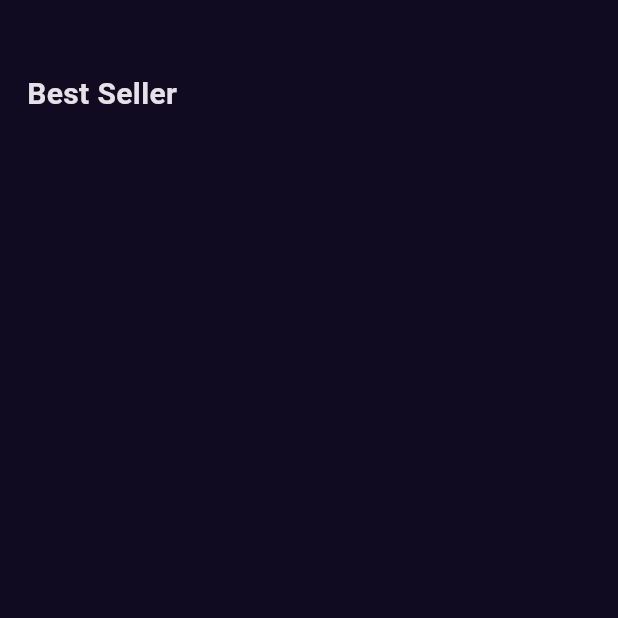
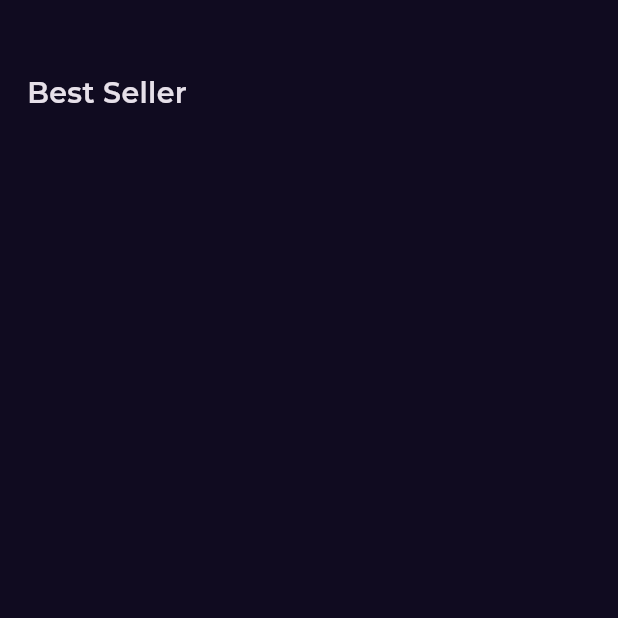
Before and after one commit to a3tof/booklyApp, a Flutter app: the screen it shows after launch, on a phone screen of 412 x 824 dp, the part 595-1213 px from its top. Run offline on Flutter 3.47's test engine with Material 3 defaults, Android fonts, the phone set to English and light mode, and no system bars; our stand-ins replace font_awesome_flutter, get, google_fonts.

Commit message:
add font family to our app

```diff
--- a/lib/Core/utils/styles.dart
+++ b/lib/Core/utils/styles.dart
@@ -2,7 +2,7 @@ import 'package:flutter/material.dart';
 
 abstract class Styles {
   static const titleMedium = TextStyle(
-    fontSize: 20,
+    fontSize: 19,
     fontWeight: FontWeight.w600,
   );
 }
--- a/lib/main.dart
+++ b/lib/main.dart
@@ -2,6 +2,7 @@ import 'package:booklyapp/Features/splash/presentation/views/splash_view.dart';
 import 'package:booklyapp/constants.dart';
 import 'package:flutter/material.dart';
 import 'package:get/get.dart';
+import 'package:google_fonts/google_fonts.dart';
 
 void main() {
   runApp(const BooklyApp());
@@ -16,6 +17,7 @@ class BooklyApp extends StatelessWidget {
       debugShowCheckedModeBanner: false,
       theme: ThemeData.dark().copyWith(
         scaffoldBackgroundColor: kPrimaryColor,
+        textTheme: GoogleFonts.montserratTextTheme(ThemeData.dark().textTheme),
       ),
       home: const SplashView(),
     );
--- a/pubspec.yaml
+++ b/pubspec.yaml
@@ -33,6 +33,7 @@ dependencies:
     sdk: flutter
   font_awesome_flutter: ^10.7.0
   get: ^4.6.6
+  google_fonts: ^6.2.1
 
 dev_dependencies:
   flutter_lints: ^3.0.0
```
Also changed, not shown: pubspec.lock, 1 other file.
